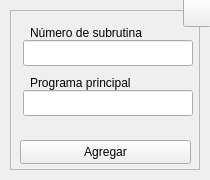
First picture: the form in interfaces/ui_files/header_sub.ui, repository Raw0201/GCode2, before the edit.
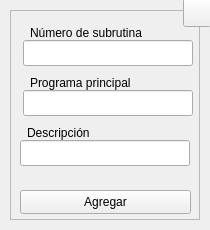
Second picture: the form after the edit. Icons and pictures are not drawn.

Patch:
```diff
--- a/interfaces/ui_files/header_sub.ui
+++ b/interfaces/ui_files/header_sub.ui
@@ -7,7 +7,7 @@
     <x>0</x>
     <y>0</y>
     <width>210</width>
-    <height>180</height>
+    <height>230</height>
    </rect>
   </property>
   <property name="sizePolicy">
@@ -19,13 +19,13 @@
   <property name="minimumSize">
    <size>
     <width>210</width>
-    <height>180</height>
+    <height>230</height>
    </size>
   </property>
   <property name="maximumSize">
    <size>
     <width>210</width>
-    <height>180</height>
+    <height>230</height>
    </size>
   </property>
   <property name="windowTitle">
@@ -2221,7 +2221,7 @@
       <x>10</x>
       <y>10</y>
       <width>190</width>
-      <height>160</height>
+      <height>210</height>
      </rect>
     </property>
     <property name="sizePolicy">
@@ -2233,13 +2233,13 @@
     <property name="minimumSize">
      <size>
       <width>190</width>
-      <height>160</height>
+      <height>210</height>
      </size>
     </property>
     <property name="maximumSize">
      <size>
       <width>190</width>
-      <height>160</height>
+      <height>210</height>
      </size>
     </property>
     <property name="frameShape">
@@ -2352,7 +2352,7 @@
      <property name="geometry">
       <rect>
        <x>10</x>
-       <y>130</y>
+       <y>180</y>
        <width>171</width>
        <height>24</height>
       </rect>
@@ -2385,6 +2385,53 @@
       <bool>true</bool>
      </property>
     </widget>
+    <widget class="QLineEdit" name="tbx_dsc">
+     <property name="geometry">
+      <rect>
+       <x>10</x>
+       <y>130</y>
+       <width>170</width>
+       <height>26</height>
+      </rect>
+     </property>
+     <property name="minimumSize">
+      <size>
+       <width>170</width>
+       <height>0</height>
+      </size>
+     </property>
+     <property name="maximumSize">
+      <size>
+       <width>170</width>
+       <height>16777215</height>
+      </size>
+     </property>
+     <property name="toolTip">
+      <string>Digite una descripción para la subrutina</string>
+     </property>
+     <property name="toolTipDuration">
+      <number>-1</number>
+     </property>
+     <property name="statusTip">
+      <string/>
+     </property>
+     <property name="alignment">
+      <set>Qt::AlignCenter</set>
+     </property>
+    </widget>
+    <widget class="QLabel" name="lbl_dsc">
+     <property name="geometry">
+      <rect>
+       <x>17</x>
+       <y>110</y>
+       <width>71</width>
+       <height>26</height>
+      </rect>
+     </property>
+     <property name="text">
+      <string>Descripción</string>
+     </property>
+    </widget>
    </widget>
    <widget class="QToolButton" name="btn_help">
     <property name="geometry">
```
Left out of the diff: 1 changed line with no effect on the pictures.
